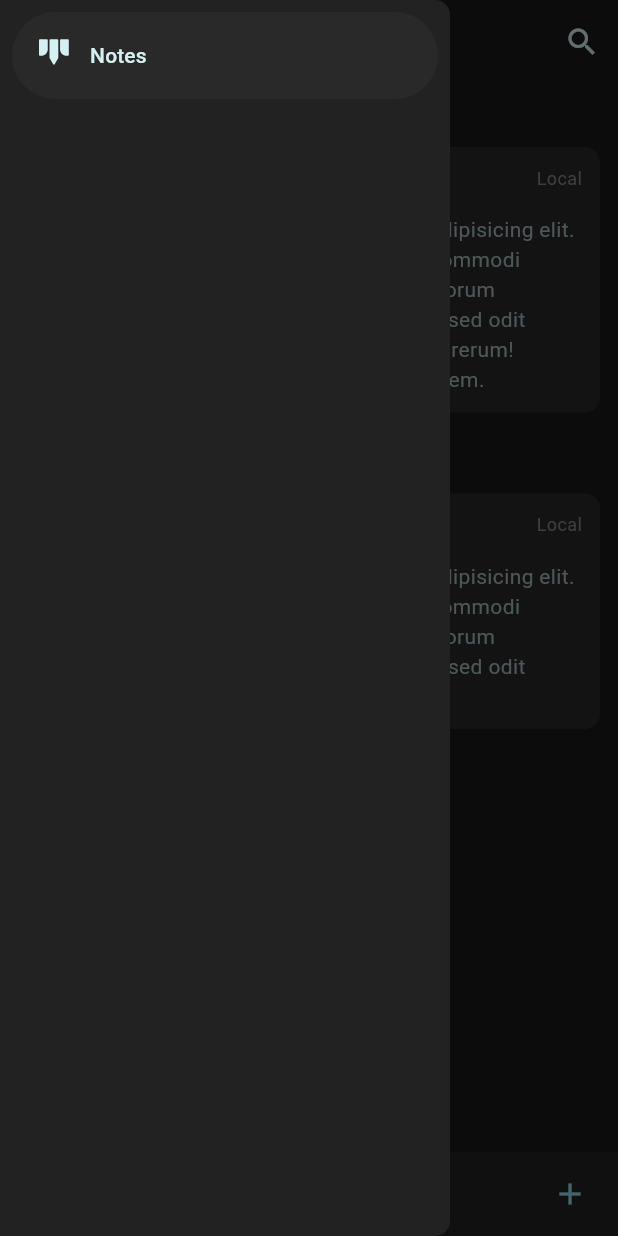
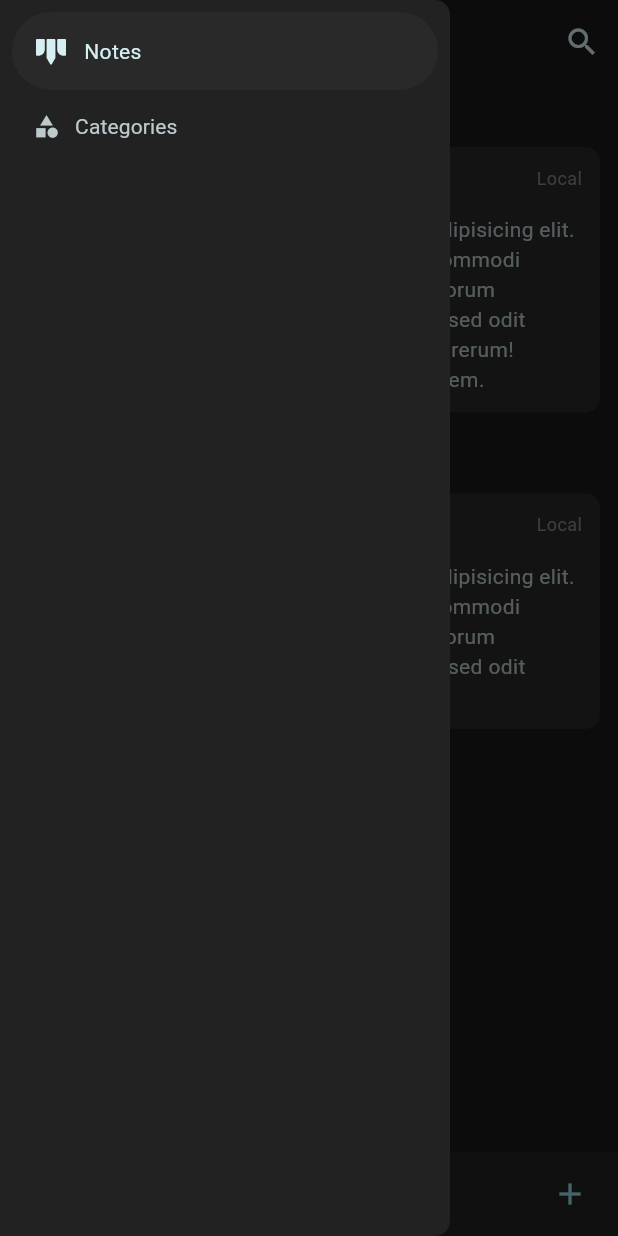
Before and after one commit to airon-main/breeze_memo_responsive, a Flutter app: the screen it shows after launch, with the side drawer open, on a phone screen of 412 x 824 dp. Run offline on Flutter 3.47's test engine with Material 3 defaults, Android fonts, the phone set to English and light mode, and no system bars; our stand-ins replace flutter_svg, get.

Commit message:
style:[AS]drawer reusable button

```diff
--- /dev/null
+++ b/lib/pages/home/components/drawer.dart
@@ -0,0 +1,26 @@
+import 'package:breeze_memo_responsive/reusables/color_pallettes/breeze_dark.dart';
+import 'package:breeze_memo_responsive/reusables/components/buttons.dart';
+import 'package:flutter/material.dart';
+
+class MyDrawer extends StatelessWidget {
+  const MyDrawer({super.key});
+
+  @override
+  Widget build(BuildContext context) {
+    return Container(
+      decoration: BoxDecoration(
+        color: BreezeDark.carddark,
+        borderRadius: const BorderRadius.horizontal(right: Radius.circular(10)),
+      ),
+      padding: const EdgeInsets.all(8),
+      width: 300,
+      child: const SafeArea(
+          child: Column(
+        children: [
+          IconTextButton(isSelected: true, text: "Notes"),
+          IconTextButton(icon: Icons.category, text: "Categories",),
+        ],
+      )),
+    );
+  }
+}
--- a/lib/pages/home/views/phone.dart
+++ b/lib/pages/home/views/phone.dart
@@ -1,3 +1,4 @@
+import 'package:breeze_memo_responsive/pages/home/components/drawer.dart';
 import 'package:breeze_memo_responsive/reusables/color_pallettes/breeze_dark.dart';
 import 'package:breeze_memo_responsive/reusables/components/buttons.dart';
 import 'package:breeze_memo_responsive/reusables/components/notes.dart';
@@ -11,21 +12,7 @@ class HomePhone extends StatelessWidget {
   @override
   Widget build(BuildContext context) {
     return Scaffold(
-      drawer: Container(
-        decoration: BoxDecoration(
-          color: BreezeDark.carddark,
-          borderRadius:
-              const BorderRadius.horizontal(right: Radius.circular(10)),
-        ),
-        padding: const EdgeInsets.all(8),
-        width: 300,
-        child: const SafeArea(
-            child: Column(
-          children: [
-            IconTextButton(),
-          ],
-        )),
-      ),
+      drawer: const MyDrawer(),
       appBar: AppBar(
         backgroundColor: BreezeDark.background,
         foregroundColor: BreezeDark.white,
--- a/lib/reusables/color_pallettes/breeze_dark.dart
+++ b/lib/reusables/color_pallettes/breeze_dark.dart
@@ -1,12 +1,12 @@
 import 'package:flutter/material.dart';
 
 class BreezeDark {
-  static Color main = Color(0xff95DCE5);
-  static Color background = Color(0xff1B1B1B);
-  static Color card = Color(0xff292929);
-  static Color carddark = Color(0xff222222);
-  static Color disabled = Color(0xff888888);
+  static Color main = const Color(0xff95DCE5);
+  static Color background = const Color(0xff1B1B1B);
+  static Color card = const Color(0xff292929);
+  static Color carddark = const Color(0xff222222);
+  static Color disabled = const Color(0xff888888);
 
-  static Color white = Color(0xffD5EFF2);
-  static Color semiwhite = Color(0xffA8BCBF);
+  static Color white = const Color(0xffD5EFF2);
+  static Color semiwhite = const Color(0xffBCCACC);
 }
--- a/lib/reusables/components/buttons.dart
+++ b/lib/reusables/components/buttons.dart
@@ -4,23 +4,58 @@ import 'package:flutter/material.dart';
 import 'package:flutter_svg/flutter_svg.dart';
 
 class IconTextButton extends StatelessWidget {
-  const IconTextButton({super.key});
+  const IconTextButton(
+      {super.key, this.isSelected, this.icon, required this.text});
+
+  final String text;
+  final bool? isSelected;
+  final IconData? icon;
 
   @override
   Widget build(BuildContext context) {
-    return TextButton(
+    return isSelected == true
+        ? Container(
+            padding: const EdgeInsets.all(14),
+            decoration: BoxDecoration(
+              color: BreezeDark.card,
+              borderRadius: BorderRadius.circular(1000),
+            ),
+            child: Row(
+              children: [
+                icon != null
+                    ? Icon(icon, color: BreezeDark.white)
+                    : SvgPicture.asset(
+                        "assets/icons/final_light.svg",
+                      ),
+                Text(
+                  text,
+                  style: TextStyle(color: BreezeDark.white),
+                )
+              ].withSpaceBetween(width: 10),
+            ),
+          )
+        : TextButton(
             onPressed: () {},
             style: TextButton.styleFrom(
               shape: RoundedRectangleBorder(
                   borderRadius: BorderRadius.circular(1000)),
               padding: const EdgeInsets.all(14),
-                backgroundColor: BreezeDark.card,
-                foregroundColor: BreezeDark.white,
+              backgroundColor: BreezeDark.carddark,
+              foregroundColor: BreezeDark.semiwhite,
             ),
             child: Row(
               children: [
-                  SvgPicture.asset("assets/icons/final_light.svg"),
-                  const Text("Notes")
+                icon != null
+                    ? Icon(icon, color: BreezeDark.semiwhite)
+                    : SvgPicture.asset(
+                        "assets/icons/final_light.svg",
+                      ),
+                Text(
+                  text,
+                  style: TextStyle(
+                      color: BreezeDark.semiwhite,
+                      fontWeight: FontWeight.normal),
+                )
               ].withSpaceBetween(width: 10),
             ),
           );
```
Also changed, not shown: assets/icons/final_light.svg. Lines whose indentation alone changed are shown as unchanged.
